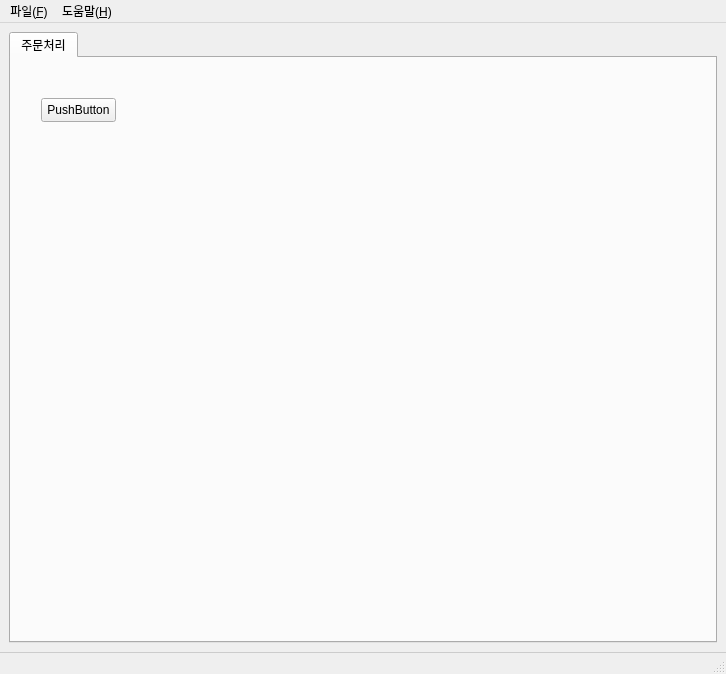
Peanut0711/record-gui, file ui/main_window.ui: the form before one commit.
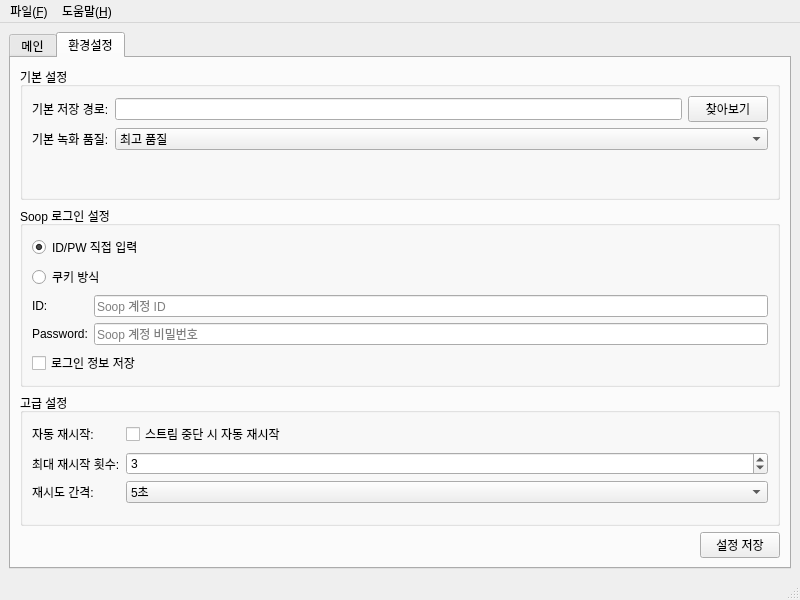
The form after the commit. The open tabs and pages were chosen to show the change.

Commit message: 녹화 기능 초안 작업중

The edit to the form file:
```diff
--- a/ui/main_window.ui
+++ b/ui/main_window.ui
@@ -6,20 +6,12 @@
    <rect>
     <x>0</x>
     <y>0</y>
-    <width>726</width>
-    <height>674</height>
+    <width>800</width>
+    <height>600</height>
    </rect>
   </property>
   <property name="windowTitle">
-   <string>record-gui</string>
-  </property>
-  <property name="styleSheet">
-   <string>QMainWindow::separator {
-    height: 1px;
-    background: #CCCCCC;
-    margin: 0px;
-    padding: 0px;
-}</string>
+   <string>스트림 녹화 프로그램</string>
   </property>
   <widget class="QWidget" name="centralwidget">
    <layout class="QVBoxLayout" name="verticalLayout">
@@ -30,21 +22,402 @@
       </property>
       <widget class="QWidget" name="tab">
        <attribute name="title">
-        <string>주문처리</string>
+        <string>메인</string>
        </attribute>
-       <widget class="QPushButton" name="pushButton">
-        <property name="geometry">
-         <rect>
-          <x>30</x>
-          <y>40</y>
-          <width>75</width>
-          <height>24</height>
-         </rect>
-        </property>
-        <property name="text">
-         <string>PushButton</string>
-        </property>
-       </widget>
+       <layout class="QVBoxLayout" name="verticalLayout_2">
+        <item>
+         <widget class="QGroupBox" name="groupBox">
+          <property name="title">
+           <string>스트림 설정</string>
+          </property>
+          <layout class="QFormLayout" name="formLayout">
+           <item row="0" column="0">
+            <widget class="QLabel" name="label">
+             <property name="text">
+              <string>스트림 URL:</string>
+             </property>
+            </widget>
+           </item>
+           <item row="0" column="1">
+            <widget class="QLineEdit" name="urlInput">
+             <property name="placeholderText">
+              <string>https://play.sooplive.co.kr/dlrnf/284041142</string>
+             </property>
+            </widget>
+           </item>
+           <item row="1" column="0">
+            <widget class="QLabel" name="label_2">
+             <property name="text">
+              <string>저장 경로:</string>
+             </property>
+            </widget>
+           </item>
+           <item row="1" column="1">
+            <layout class="QHBoxLayout" name="horizontalLayout">
+             <item>
+              <widget class="QLineEdit" name="savePathInput"/>
+             </item>
+             <item>
+              <widget class="QPushButton" name="browseButton">
+               <property name="text">
+                <string>찾아보기</string>
+               </property>
+              </widget>
+             </item>
+            </layout>
+           </item>
+           <item row="2" column="0">
+            <widget class="QLabel" name="label_3">
+             <property name="text">
+              <string>녹화 품질:</string>
+             </property>
+            </widget>
+           </item>
+           <item row="2" column="1">
+            <widget class="QComboBox" name="qualityCombo">
+             <item>
+              <property name="text">
+               <string>최고 품질</string>
+              </property>
+             </item>
+             <item>
+              <property name="text">
+               <string>고화질</string>
+              </property>
+             </item>
+             <item>
+              <property name="text">
+               <string>중화질</string>
+              </property>
+             </item>
+             <item>
+              <property name="text">
+               <string>저화질</string>
+              </property>
+             </item>
+            </widget>
+           </item>
+          </layout>
+         </widget>
+        </item>
+        <item>
+         <widget class="QGroupBox" name="groupBox_2">
+          <property name="title">
+           <string>녹화 제어</string>
+          </property>
+          <layout class="QHBoxLayout" name="horizontalLayout_2">
+           <item>
+            <widget class="QPushButton" name="startButton">
+             <property name="text">
+              <string>녹화 시작</string>
+             </property>
+            </widget>
+           </item>
+           <item>
+            <widget class="QPushButton" name="stopButton">
+             <property name="enabled">
+              <bool>false</bool>
+             </property>
+             <property name="text">
+              <string>녹화 중지</string>
+             </property>
+            </widget>
+           </item>
+          </layout>
+         </widget>
+        </item>
+        <item>
+         <widget class="QGroupBox" name="groupBox_3">
+          <property name="title">
+           <string>녹화 상태</string>
+          </property>
+          <layout class="QVBoxLayout" name="verticalLayout_3">
+           <item>
+            <widget class="QLabel" name="statusLabel">
+             <property name="text">
+              <string>대기 중...</string>
+             </property>
+            </widget>
+           </item>
+           <item>
+            <widget class="QProgressBar" name="progressBar">
+             <property name="value">
+              <number>0</number>
+             </property>
+            </widget>
+           </item>
+          </layout>
+         </widget>
+        </item>
+        <item>
+         <widget class="QTableWidget" name="recordList">
+          <column>
+           <property name="text">
+            <string>URL</string>
+           </property>
+          </column>
+          <column>
+           <property name="text">
+            <string>상태</string>
+           </property>
+          </column>
+          <column>
+           <property name="text">
+            <string>시작 시간</string>
+           </property>
+          </column>
+          <column>
+           <property name="text">
+            <string>경로</string>
+           </property>
+          </column>
+         </widget>
+        </item>
+       </layout>
+      </widget>
+      <widget class="QWidget" name="settingsTab">
+       <attribute name="title">
+        <string>환경설정</string>
+       </attribute>
+       <layout class="QVBoxLayout" name="verticalLayout_4">
+        <item>
+         <widget class="QGroupBox" name="groupBox_4">
+          <property name="title">
+           <string>기본 설정</string>
+          </property>
+          <layout class="QFormLayout" name="formLayout_2">
+           <item row="0" column="0">
+            <widget class="QLabel" name="label_4">
+             <property name="text">
+              <string>기본 저장 경로:</string>
+             </property>
+            </widget>
+           </item>
+           <item row="0" column="1">
+            <layout class="QHBoxLayout" name="horizontalLayout_3">
+             <item>
+              <widget class="QLineEdit" name="defaultSavePathInput"/>
+             </item>
+             <item>
+              <widget class="QPushButton" name="defaultPathBrowseButton">
+               <property name="text">
+                <string>찾아보기</string>
+               </property>
+              </widget>
+             </item>
+            </layout>
+           </item>
+           <item row="1" column="0">
+            <widget class="QLabel" name="label_5">
+             <property name="text">
+              <string>기본 녹화 품질:</string>
+             </property>
+            </widget>
+           </item>
+           <item row="1" column="1">
+            <widget class="QComboBox" name="defaultQualityCombo">
+             <item>
+              <property name="text">
+               <string>최고 품질</string>
+              </property>
+             </item>
+             <item>
+              <property name="text">
+               <string>고화질</string>
+              </property>
+             </item>
+             <item>
+              <property name="text">
+               <string>중화질</string>
+              </property>
+             </item>
+             <item>
+              <property name="text">
+               <string>저화질</string>
+              </property>
+             </item>
+            </widget>
+           </item>
+          </layout>
+         </widget>
+        </item>
+        <item>
+         <widget class="QGroupBox" name="groupBox_6">
+          <property name="title">
+           <string>Soop 로그인 설정</string>
+          </property>
+          <layout class="QVBoxLayout" name="verticalLayout_5">
+           <item>
+            <widget class="QRadioButton" name="idPwRadio">
+             <property name="text">
+              <string>ID/PW 직접 입력</string>
+             </property>
+             <property name="checked">
+              <bool>true</bool>
+             </property>
+            </widget>
+           </item>
+           <item>
+            <widget class="QRadioButton" name="cookieRadio">
+             <property name="text">
+              <string>쿠키 방식</string>
+             </property>
+            </widget>
+           </item>
+           <item>
+            <layout class="QFormLayout" name="formLayout_4">
+             <item row="0" column="0">
+              <widget class="QLabel" name="label_8">
+               <property name="text">
+                <string>ID:</string>
+               </property>
+              </widget>
+             </item>
+             <item row="0" column="1">
+              <widget class="QLineEdit" name="soopIdInput">
+               <property name="placeholderText">
+                <string>Soop 계정 ID</string>
+               </property>
+              </widget>
+             </item>
+             <item row="1" column="0">
+              <widget class="QLabel" name="label_9">
+               <property name="text">
+                <string>Password:</string>
+               </property>
+              </widget>
+             </item>
+             <item row="1" column="1">
+              <widget class="QLineEdit" name="soopPwInput">
+               <property name="echoMode">
+                <enum>QLineEdit::Password</enum>
+               </property>
+               <property name="placeholderText">
+                <string>Soop 계정 비밀번호</string>
+               </property>
+              </widget>
+             </item>
+            </layout>
+           </item>
+           <item>
+            <widget class="QCheckBox" name="saveCredentialsCheck">
+             <property name="text">
+              <string>로그인 정보 저장</string>
+             </property>
+            </widget>
+           </item>
+          </layout>
+         </widget>
+        </item>
+        <item>
+         <widget class="QGroupBox" name="groupBox_5">
+          <property name="title">
+           <string>고급 설정</string>
+          </property>
+          <layout class="QFormLayout" name="formLayout_3">
+           <item row="0" column="0">
+            <widget class="QLabel" name="label_6">
+             <property name="text">
+              <string>자동 재시작:</string>
+             </property>
+            </widget>
+           </item>
+           <item row="0" column="1">
+            <widget class="QCheckBox" name="autoRestartCheck">
+             <property name="text">
+              <string>스트림 중단 시 자동 재시작</string>
+             </property>
+            </widget>
+           </item>
+           <item row="1" column="0">
+            <widget class="QLabel" name="label_7">
+             <property name="text">
+              <string>최대 재시작 횟수:</string>
+             </property>
+            </widget>
+           </item>
+           <item row="1" column="1">
+            <widget class="QSpinBox" name="maxRetrySpin">
+             <property name="minimum">
+              <number>1</number>
+             </property>
+             <property name="maximum">
+              <number>10</number>
+             </property>
+             <property name="value">
+              <number>3</number>
+             </property>
+            </widget>
+           </item>
+           <item row="2" column="0">
+            <widget class="QLabel" name="label_10">
+             <property name="text">
+              <string>재시도 간격:</string>
+             </property>
+            </widget>
+           </item>
+           <item row="2" column="1">
+            <widget class="QComboBox" name="retryIntervalCombo">
+             <item>
+              <property name="text">
+               <string>5초</string>
+              </property>
+             </item>
+             <item>
+              <property name="text">
+               <string>10초</string>
+              </property>
+             </item>
+             <item>
+              <property name="text">
+               <string>30초</string>
+              </property>
+             </item>
+             <item>
+              <property name="text">
+               <string>1분</string>
+              </property>
+             </item>
+             <item>
+              <property name="text">
+               <string>3분</string>
+              </property>
+             </item>
+             <item>
+              <property name="text">
+               <string>5분</string>
+              </property>
+             </item>
+            </widget>
+           </item>
+          </layout>
+         </widget>
+        </item>
+        <item>
+         <layout class="QHBoxLayout" name="horizontalLayout_4">
+          <item>
+           <spacer name="horizontalSpacer">
+            <property name="orientation">
+             <enum>Qt::Horizontal</enum>
+            </property>
+            <property name="sizeHint" stdset="0">
+             <size>
+              <width>40</width>
+              <height>20</height>
+             </size>
+            </property>
+           </spacer>
+          </item>
+          <item>
+           <widget class="QPushButton" name="saveSettingsButton">
+            <property name="text">
+             <string>설정 저장</string>
+            </property>
+           </widget>
+          </item>
+         </layout>
+        </item>
+       </layout>
       </widget>
      </widget>
     </item>
@@ -55,8 +428,8 @@
     <rect>
      <x>0</x>
      <y>0</y>
-     <width>726</width>
-     <height>33</height>
+     <width>800</width>
+     <height>22</height>
     </rect>
    </property>
    <widget class="QMenu" name="menuFile">
@@ -76,21 +449,7 @@
    <addaction name="menuFile"/>
    <addaction name="menuHelp"/>
   </widget>
-  <widget class="QStatusBar" name="statusbar">
-   <property name="styleSheet">
-    <string>QStatusBar {
-    border-top: 1px solid #CCCCCC;
-}</string>
-   </property>
-  </widget>
-  <action name="actionOpenExcel">
-   <property name="text">
-    <string>엑셀 파일 열기(&amp;O)</string>
-   </property>
-   <property name="shortcut">
-    <string>Ctrl+O</string>
-   </property>
-  </action>
+  <widget class="QStatusBar" name="statusbar"/>
   <action name="actionExit">
    <property name="text">
     <string>종료(&amp;X)</string>
```
Left out of the diff: 4 changed lines with no effect on the pictures. The commit also changes 3 other files.
